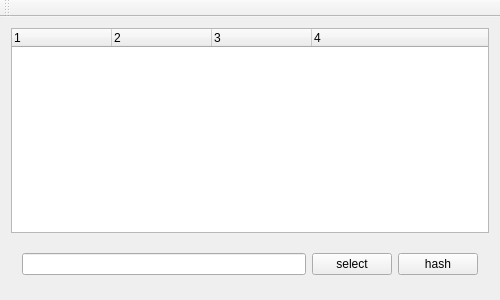
Above: qhash/mainwindow.ui from coolshou/DesktopEntry-actions before the change. Below: the same form after it.
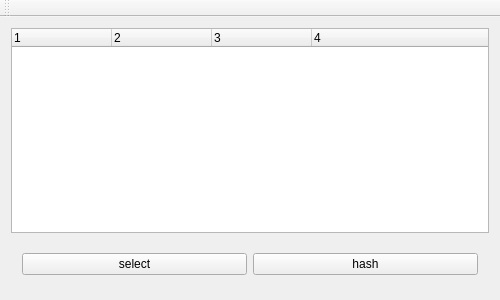
That is the form after the change.

Commit message: add file size info

What changed in the file:
```diff
--- a/qhash/mainwindow.ui
+++ b/qhash/mainwindow.ui
@@ -57,15 +57,12 @@
         </property>
         <layout class="QVBoxLayout" name="verticalLayout_2">
          <item>
-          <layout class="QHBoxLayout" name="horizontalLayout" stretch="2,0">
+          <layout class="QHBoxLayout" name="horizontalLayout" stretch="0,0">
            <property name="sizeConstraint">
             <enum>QLayout::SetDefaultConstraint</enum>
            </property>
            <item>
-            <layout class="QHBoxLayout" name="horizontalLayout_2" stretch="2,0">
-             <item>
-              <widget class="QLineEdit" name="lineEdit"/>
-             </item>
+            <layout class="QHBoxLayout" name="horizontalLayout_2" stretch="0">
              <item>
               <widget class="QPushButton" name="pushButton_hashFile">
                <property name="text">
```
The commit also changes 1 other file.
